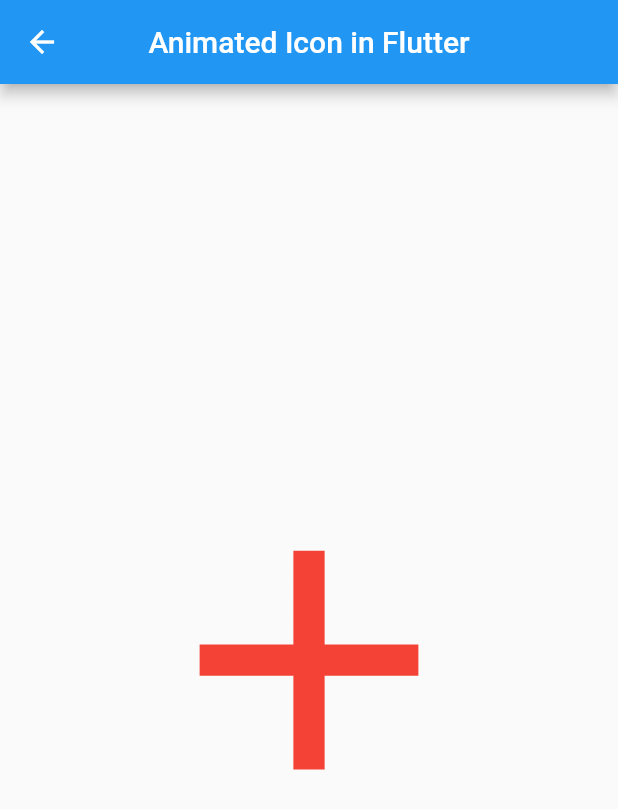
After one commit to sagarkoju/ArticleBlog, a Flutter app: the screen it shows after launch, after a tap on "Animated Icon in Flutter", on a phone screen of 412 x 824 dp. The commit adds this screen. Shown: the top 809 px of the screen. Run offline on Flutter 3.47's test engine with Material 2 defaults, Android fonts, the light colour scheme and no system bars; our stand-ins replace shimmer.

Commit message:
animated icon added

```diff
--- a/lib/main.dart
+++ b/lib/main.dart
@@ -1,6 +1,7 @@
 import 'package:flutter/material.dart';
 import 'package:intl/intl.dart';
 import 'package:vlogpost/screen/Animated_progress_indicator.dart';
+import 'package:vlogpost/screen/animated_icons.dart';
 import 'package:vlogpost/screen/bottom_overflow.dart';
 import 'package:vlogpost/screen/checkbox.dart';
 import 'package:vlogpost/screen/dropdown.dart';
@@ -318,6 +319,19 @@ class _TextScreenState extends State<TextScreen> {
                     Navigator.push(
                         context,
                         MaterialPageRoute(
+                            builder: (_) => const AnimatedIconScreen()));
+                  },
+                  child: const Text('Animated Icon in Flutter'),
+                ),
+              ),
+              Container(
+                padding: const EdgeInsets.symmetric(horizontal: 15),
+                width: double.infinity,
+                child: ElevatedButton(
+                  onPressed: () {
+                    Navigator.push(
+                        context,
+                        MaterialPageRoute(
                             builder: (_) => const RemoveWhereScreem()));
                   },
                   child: const Text('Remove Where Method'),
--- /dev/null
+++ b/lib/screen/animated_icons.dart
@@ -0,0 +1,61 @@
+import 'package:flutter/material.dart';
+
+class AnimatedIconScreen extends StatefulWidget {
+  const AnimatedIconScreen({Key? key}) : super(key: key);
+
+  @override
+  _AnimatedIconScreenState createState() => _AnimatedIconScreenState();
+}
+
+class _AnimatedIconScreenState extends State<AnimatedIconScreen>
+    with SingleTickerProviderStateMixin {
+  bool isPlaying = false;
+
+  late AnimationController controller;
+  @override
+  void initState() {
+    controller = AnimationController(
+        vsync: this, duration: const Duration(milliseconds: 2000));
+
+    super.initState();
+  }
+
+  @override
+  void dispose() {
+    controller.dispose();
+    super.dispose();
+  }
+
+  @override
+  Widget build(BuildContext context) {
+    return Scaffold(
+        appBar: AppBar(
+          title: const Text('Animated Icon in Flutter'),
+          centerTitle: true,
+        ),
+        body: Center(
+          child: Column(
+            mainAxisAlignment: MainAxisAlignment.center,
+            children: [
+              IconButton(
+                iconSize: 250,
+                splashColor: Colors.amber,
+                onPressed: toggleIcon,
+                icon: AnimatedIcon(
+                  icon: AnimatedIcons.add_event,
+                  progress: controller,
+                  color: Colors.red,
+                ),
+              ),
+            ],
+          ),
+        ));
+  }
+
+  void toggleIcon() {
+    setState(() {
+      isPlaying = !isPlaying;
+      isPlaying ? controller.forward() : controller.reverse();
+    });
+  }
+}
```
